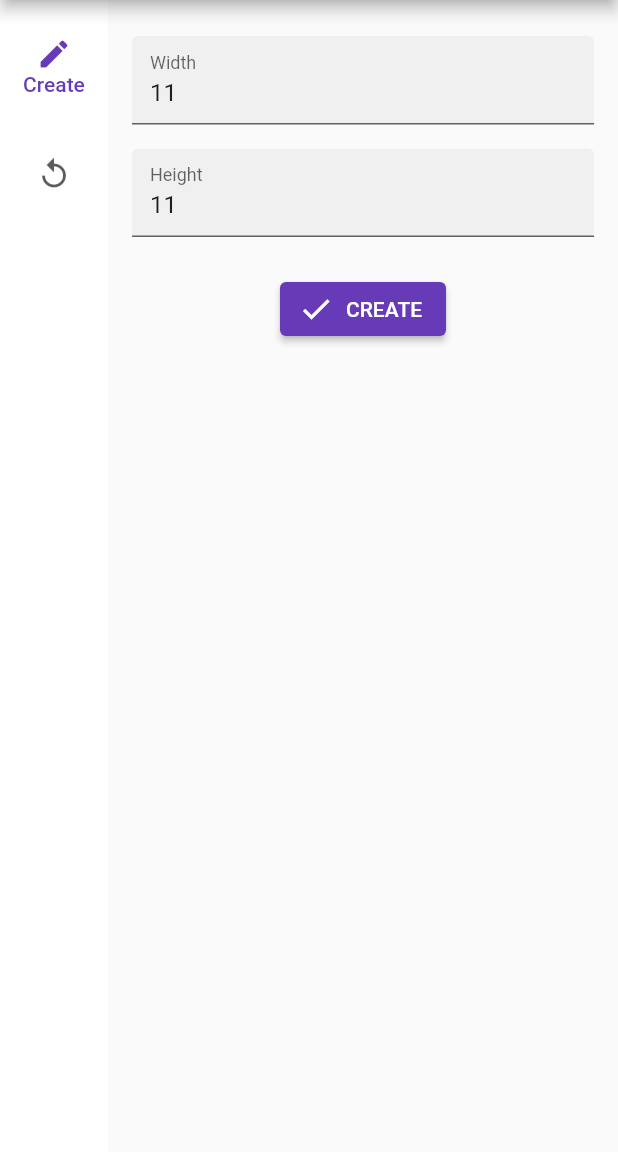
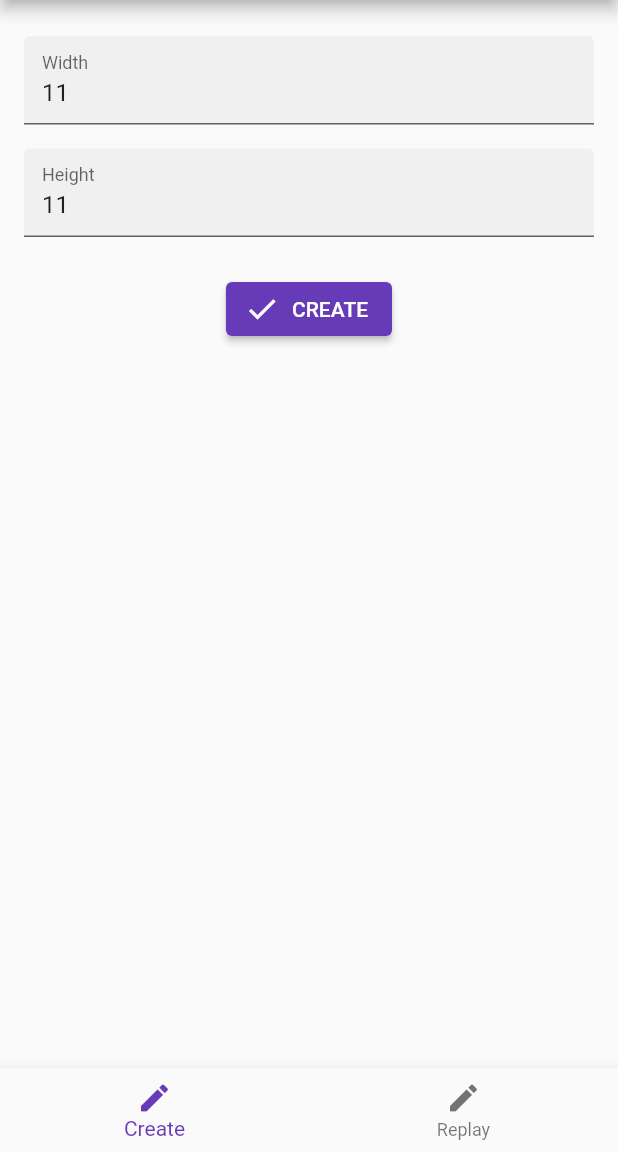
Before and after one commit to Zehua-Chen/conway-game-of-life, a Flutter app: the screen it shows after launch, on a phone screen of 412 x 824 dp, the part 84-1236 px from its top. Run offline on Flutter 3.47's test engine with Material 2 defaults, Android fonts, the phone set to English and light mode, and no system bars; missing offline and left inert: dart:html, flutter_dropzone.

Commit message:
[feat] Make App Responsive

```diff
--- a/frontend/lib/main.dart
+++ b/frontend/lib/main.dart
@@ -40,6 +40,12 @@ class _MyStatefulWidgetState extends State<MyStatefulWidget> {
         });
   }
 
+  void _onIndexChange(int index) {
+    setState(() {
+      _selectedIndex = index;
+    });
+  }
+
   String _title() {
     switch (_selectedIndex) {
       case 0:
@@ -64,6 +70,8 @@ class _MyStatefulWidgetState extends State<MyStatefulWidget> {
 
   @override
   Widget build(BuildContext context) {
+    final desktop = MediaQuery.of(context).size.width >= 700;
+
     return Scaffold(
         appBar: AppBar(
             // Here we take the value from the MyHomePage object that was created by
@@ -78,14 +86,11 @@ class _MyStatefulWidgetState extends State<MyStatefulWidget> {
             ]),
         body: Row(
           children: [
+            if (desktop)
               NavigationRail(
                 selectedIndex: _selectedIndex,
                 labelType: NavigationRailLabelType.selected,
-              onDestinationSelected: (int index) {
-                setState(() {
-                  _selectedIndex = index;
-                });
-              },
+                onDestinationSelected: _onIndexChange,
                 destinations: const [
                   NavigationRailDestination(
                       icon: Icon(Icons.create), label: Text('Create')),
@@ -95,6 +100,14 @@ class _MyStatefulWidgetState extends State<MyStatefulWidget> {
               ),
             Expanded(child: Center(child: _body()))
           ],
-        ));
+        ),
+        bottomNavigationBar: desktop
+            ? null
+            : BottomNavigationBar(items: const [
+                BottomNavigationBarItem(
+                    icon: Icon(Icons.create), label: 'Create'),
+                BottomNavigationBarItem(
+                    icon: Icon(Icons.create), label: 'Replay')
+              ], currentIndex: _selectedIndex, onTap: _onIndexChange));
   }
 }
```
Also changed, not shown: frontend/lib/pages/replay/load.dart (+7 -9 lines). Lines whose indentation alone changed are shown as unchanged.
